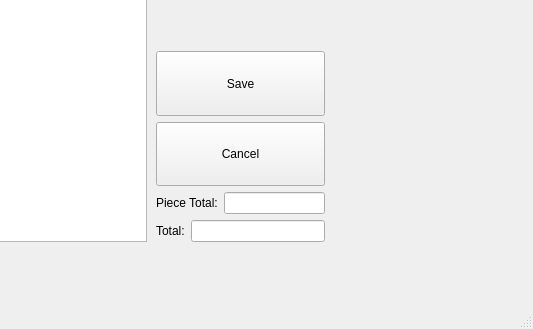
Old version of the form mainwindow.ui in the repository LAVjr97/CProgram; both pictures show x 514 to 1047 and y 349 to 678 of the 1047 by 678 pixel window.
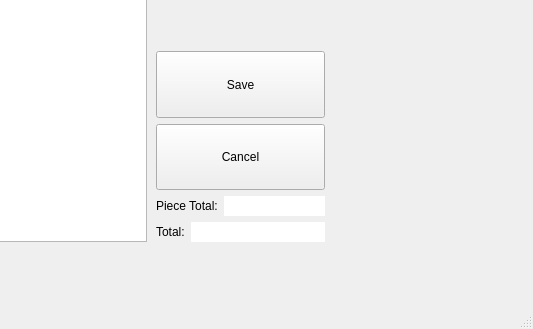
New version of the form. The open tabs and pages were chosen to show the change.

What changed in the file:
```diff
--- a/mainwindow.ui
+++ b/mainwindow.ui
@@ -1265,7 +1265,17 @@
           </widget>
          </item>
          <item row="0" column="1">
-          <widget class="QLineEdit" name="linePieceTotalPU"/>
+          <widget class="QLineEdit" name="linePieceTotalPU">
+           <property name="cursor">
+            <cursorShape>ArrowCursor</cursorShape>
+           </property>
+           <property name="frame">
+            <bool>false</bool>
+           </property>
+           <property name="readOnly">
+            <bool>true</bool>
+           </property>
+          </widget>
          </item>
         </layout>
        </item>
@@ -1283,6 +1293,9 @@
            <property name="cursor">
             <cursorShape>PointingHandCursor</cursorShape>
            </property>
+           <property name="frame">
+            <bool>false</bool>
+           </property>
            <property name="readOnly">
             <bool>true</bool>
            </property>
```
Left out of the diff: 29 changed lines with no effect on the pictures.
